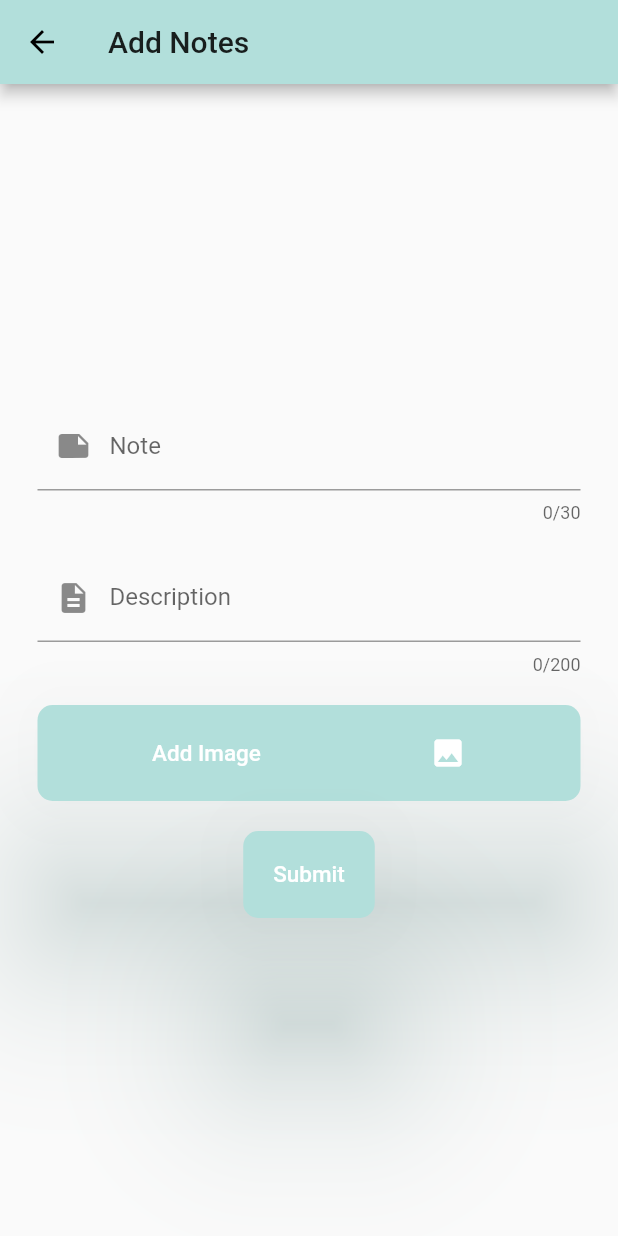
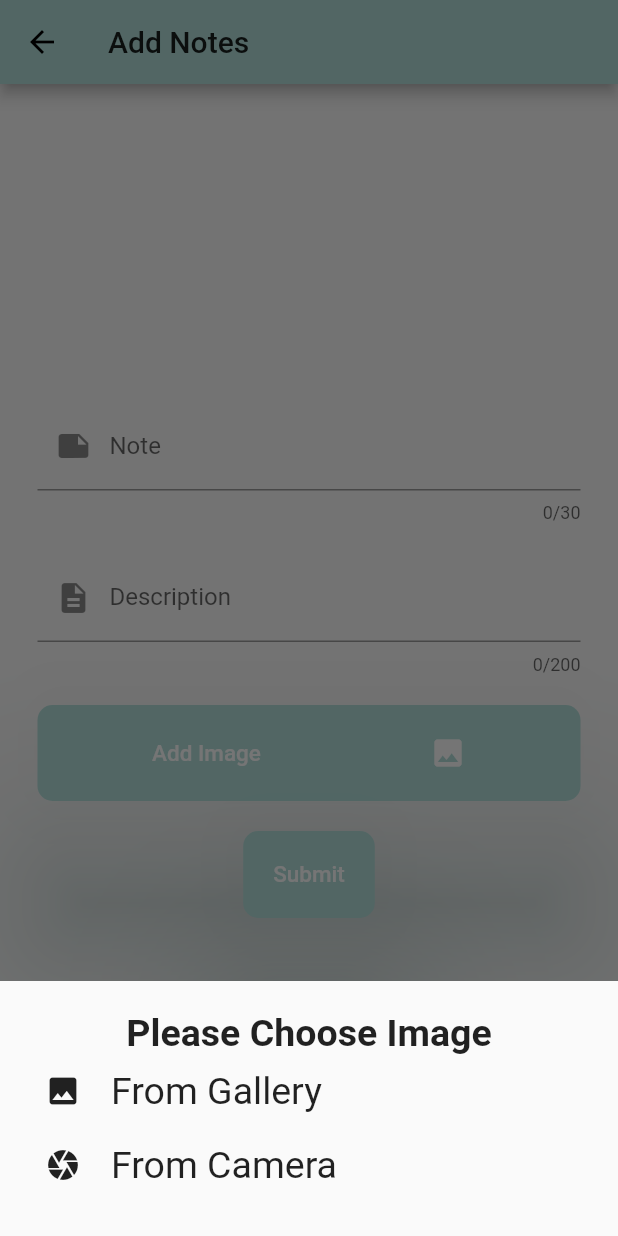
Before and after one commit to ejjraifihamza/flutter_app_note, a Flutter app: the AddNotes screen opened by its route, after a tap on "Add Image", on a phone screen of 412 x 824 dp. Run offline on Flutter 3.47's test engine with Material 2 defaults, Android fonts, the light colour scheme and no system bars.

Commit message:
💄 finish addNotes design

```diff
--- a/lib/Crud/AddNotes.dart
+++ b/lib/Crud/AddNotes.dart
@@ -42,7 +42,9 @@ class _AddNotesState extends State<AddNotes> {
                 height: 20,
               ),
               ElevatedButton(
-                onPressed: () {},
+                onPressed: () {
+                  showBottomSheeet();
+                },
                 child: Row(
                   mainAxisAlignment: MainAxisAlignment.spaceAround,
                   children: [
@@ -64,4 +66,62 @@ class _AddNotesState extends State<AddNotes> {
           )),
     );
   }
+
+  showBottomSheeet() {
+    return showModalBottomSheet(
+        context: context,
+        builder: (context) {
+          return Container(
+            padding: EdgeInsets.all(20),
+            height: 170,
+            child: Column(
+              children: [
+                Text(
+                  'Please Choose Image',
+                  style: TextStyle(fontSize: 25, fontWeight: FontWeight.bold),
+                ),
+                InkWell(
+                  onTap: () {},
+                  child: Container(
+                    width: double.infinity,
+                    padding: EdgeInsets.all(10),
+                    child: Row(
+                      children: [
+                        Icon(Icons.photo),
+                        SizedBox(
+                          width: 20,
+                        ),
+                        Text(
+                          'From Gallery',
+                          style: TextStyle(fontSize: 25),
+                        ),
+                      ],
+                    ),
+                  ),
+                ),
+                InkWell(
+                  onTap: () {},
+                  child: Container(
+                    padding: EdgeInsets.all(10),
+                    width: double.infinity,
+                    child: Row(
+                      mainAxisAlignment: MainAxisAlignment.start,
+                      children: [
+                        Icon(Icons.camera),
+                        SizedBox(
+                          width: 20,
+                        ),
+                        Text(
+                          'From Camera',
+                          style: TextStyle(fontSize: 25),
+                        ),
+                      ],
+                    ),
+                  ),
+                ),
+              ],
+            ),
+          );
+        });
+  }
 }
```
